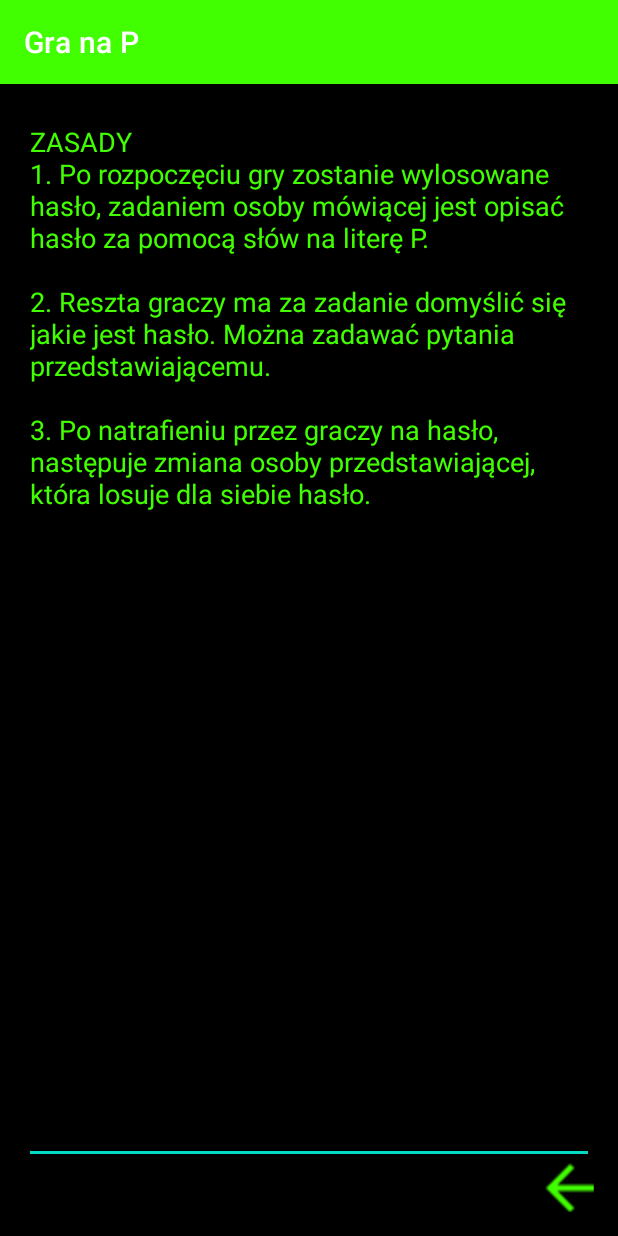
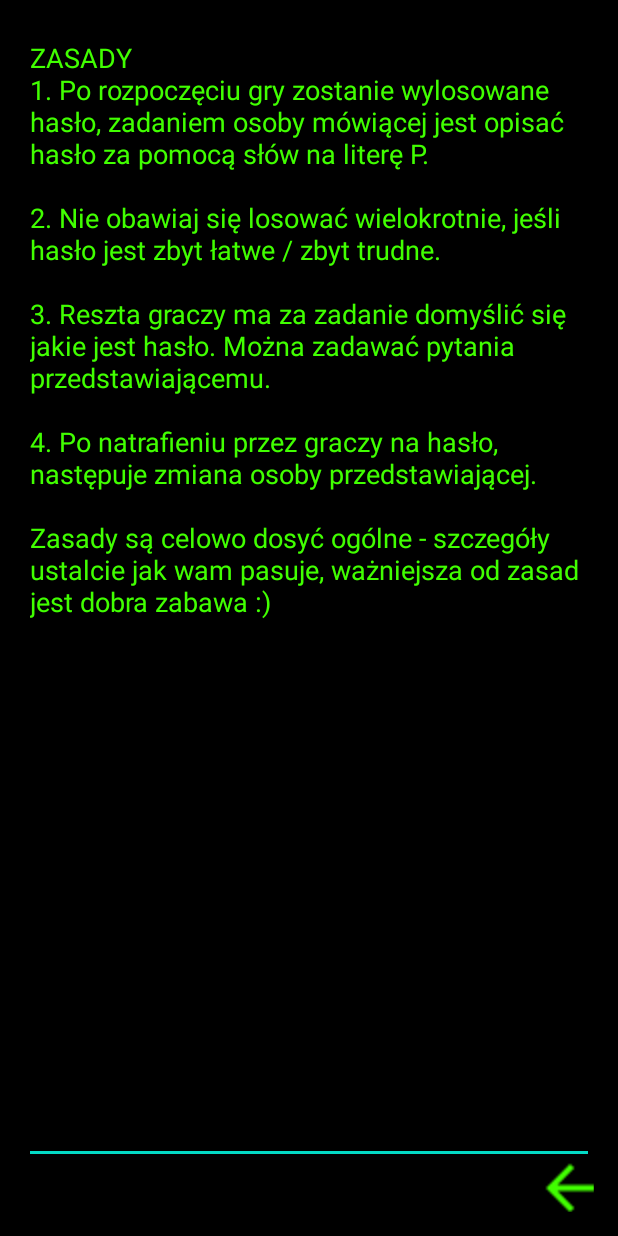
Before and after one commit to 307372/GraNaP, an Android app: the HelpActivity screen opened directly, with no data from a screen before it, on a phone screen of 412 x 824 dp. Run offline under Robolectric (Android 15) with nearby library versions, the phone set to English and light mode, and no system bars.

Commit message:
- Rules should now make more sense. - Minor UI tweaks.

```diff
--- a/app/src/main/res/layout/activity_help.xml
+++ b/app/src/main/res/layout/activity_help.xml
@@ -15,7 +15,7 @@
         android:editable="false"
         android:ems="10"
         android:gravity="start|top"
-        android:text="ZASADY\n1. Po rozpoczęciu gry zostanie wylosowane hasło, zadaniem osoby mówiącej jest opisać hasło za pomocą słów na literę P.\n\n2. Reszta graczy ma za zadanie domyślić się jakie jest hasło. Można zadawać pytania przedstawiającemu.\n\n3. Po natrafieniu przez graczy na hasło, następuje zmiana osoby przedstawiającej, która losuje dla siebie hasło."
+        android:text="ZASADY\n1. Po rozpoczęciu gry zostanie wylosowane hasło, zadaniem osoby mówiącej jest opisać hasło za pomocą słów na literę P.\n\n2. Nie obawiaj się losować wielokrotnie, jeśli hasło jest zbyt łatwe / zbyt trudne.\n\n3. Reszta graczy ma za zadanie domyślić się jakie jest hasło. Można zadawać pytania przedstawiającemu.\n\n4. Po natrafieniu przez graczy na hasło, następuje zmiana osoby przedstawiającej.\n\nZasady są celowo dosyć ogólne - szczegóły ustalcie jak wam pasuje, ważniejsza od zasad jest dobra zabawa :)"
         app:layout_constraintBottom_toTopOf="@+id/bBack"
         app:layout_constraintEnd_toEndOf="parent"
         app:layout_constraintStart_toStartOf="parent"
--- a/app/src/main/res/values-night/themes.xml
+++ b/app/src/main/res/values-night/themes.xml
@@ -1,21 +1,25 @@
 <resources xmlns:tools="http://schemas.android.com/tools">
     <!-- Base application theme. -->
-    <style name="Theme.GraNaP" parent="Theme.MaterialComponents.DayNight.DarkActionBar">
+    <style name="Theme.GraNaP" parent="Theme.MaterialComponents.DayNight.NoActionBar">
         <!-- Primary brand color. -->
-        <item name="colorPrimary">@color/purple_200</item>
+        <item name="colorPrimary">@color/green_terminal</item>
         <item name="colorPrimaryVariant">@color/purple_700</item>
         <item name="colorOnPrimary">@color/black</item>
         <!-- Secondary brand color. -->
         <item name="colorSecondary">@color/teal_200</item>
-        <item name="colorSecondaryVariant">@color/teal_200</item>
+        <item name="colorSecondaryVariant">@color/teal_700</item>
         <item name="colorOnSecondary">@color/black</item>
         <!-- Status bar color. -->
-        <item name="android:statusBarColor" tools:targetApi="l">?attr/colorPrimaryVariant</item>
+        <item name="android:statusBarColor" tools:targetApi="l">@color/green_terminal</item>
         <!-- Customize your theme here. -->
+        <item name="colorOnBackground">@color/green_terminal</item>
+        <item name="android:textColorPrimary">@color/green_terminal</item>
+        <item name="android:textColor">@color/green_terminal</item>
+        <item name="android:colorBackground">@color/black</item>
     </style>
     <style name="Divider">
         <item name="android:layout_width">match_parent</item>
         <item name="android:layout_height">1dp</item>
-        <item name="android:background">?android:attr/listDivider</item>
+        <item name="android:background">@color/green_terminal</item>
     </style>
 </resources>
--- a/app/src/main/res/values/themes.xml
+++ b/app/src/main/res/values/themes.xml
@@ -1,6 +1,6 @@
 <resources xmlns:tools="http://schemas.android.com/tools">
     <!-- Base application theme. -->
-    <style name="Theme.GraNaP" parent="Theme.MaterialComponents.DayNight.DarkActionBar">
+    <style name="Theme.GraNaP" parent="Theme.MaterialComponents.DayNight.NoActionBar">
         <!-- Primary brand color. -->
         <item name="colorPrimary">@color/green_terminal</item>
         <item name="colorPrimaryVariant">@color/purple_700</item>
@@ -10,7 +10,7 @@
         <item name="colorSecondaryVariant">@color/teal_700</item>
         <item name="colorOnSecondary">@color/black</item>
         <!-- Status bar color. -->
-        <item name="android:statusBarColor" tools:targetApi="l">?attr/colorPrimaryVariant</item>
+        <item name="android:statusBarColor" tools:targetApi="l">@color/green_terminal</item>
         <!-- Customize your theme here. -->
         <item name="colorOnBackground">@color/green_terminal</item>
         <item name="android:textColorPrimary">@color/green_terminal</item>
```
